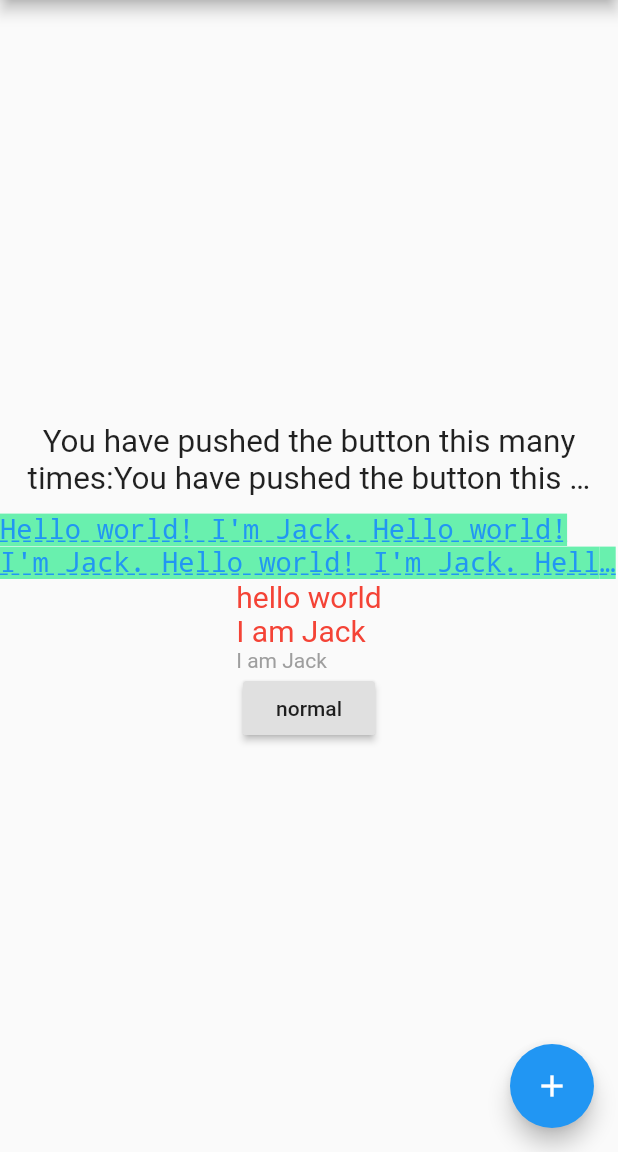
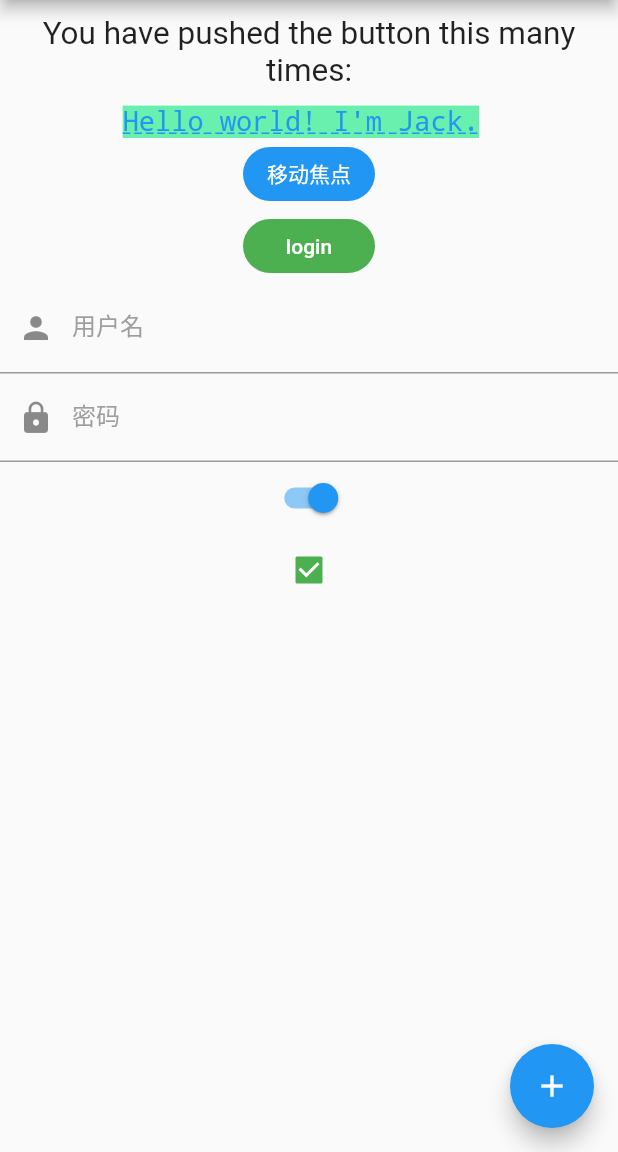
Before and after one commit to TakeEasyBoy/flutter-note, a Flutter app: the screen it shows after launch, on a phone screen of 412 x 824 dp, the part 84-1236 px from its top. Run offline on Flutter 3.47's test engine with Material 2 defaults, Android fonts, the phone set to English and light mode, and no system bars.

Commit message:
'输入框,表单;'

```diff
--- a/lib/main.dart
+++ b/lib/main.dart
@@ -1,5 +1,6 @@
 import 'package:flutter/material.dart';
-import'package:flutter/rendering.dart';
+import 'package:flutter/rendering.dart';
+import 'pages/login.dart';
 void main() => runApp(MyApp());
 
 class MyApp extends StatelessWidget {
@@ -9,9 +10,15 @@ class MyApp extends StatelessWidget {
       title: 'Flutter Demo',
       theme: new ThemeData(
         primarySwatch: Colors.blue,
+        hintColor: Colors.grey[200],
+        inputDecorationTheme: InputDecorationTheme(
+          labelStyle: TextStyle(color: Colors.grey),//定义label字体样式
+          hintStyle: TextStyle(color: Colors.grey, fontSize: 14.0)//定义提示文本样式
+        )
       ),
       routes: {
         'home': (context) => MyHomePage(),
+        'login': (context) => FormTestRoute(),
       },
       // 首页
       home: new MyHomePage(title: 'Flutter Demo Home Page'),
@@ -29,9 +36,23 @@ class MyHomePage extends StatefulWidget {
 
 class _MyHomePageState extends State<MyHomePage> {
   int _counter = 0;
-
+  String _item = '';
+  List<DropdownMenuItem> items = [
+    new DropdownMenuItem(value:'asdf',child: new Text('asdf')),
+    new DropdownMenuItem(value:'vvv ',child: new Text('bbb')),
+    new DropdownMenuItem(value:'vs',child: new Text('sdaa')),
+    new DropdownMenuItem(value:'1231',child: new Text('asd')),
+  ];
+  // 定义一个controller
+  TextEditingController _unameController=new TextEditingController();
+  TextEditingController _pnameController=new TextEditingController();
+  FocusNode focusNode1 = new FocusNode();
+  FocusNode focusNode2 = new FocusNode();
+  GlobalKey _formKey= new GlobalKey<FormState>();
+  FocusScopeNode focusScopeNode;
   void _incrementCounter() {
     // 状态的变化,通过build方法通知相应ui进行数据更新
+    print(items);
     setState(() {
       _counter++;
       print(_counter);
@@ -43,6 +64,21 @@ class _MyHomePageState extends State<MyHomePage> {
   //   });
   // }
   @override
+  void initState() {
+    //监听输入改变
+    _unameController.addListener((){
+      print(_unameController.text);
+    });
+    // 监听值的变化
+    _pnameController.addListener((){
+      print(_unameController.text);
+      print(_pnameController.text);
+    });
+    focusNode1.addListener((){
+      print(focusNode1.hasFocus);
+      print('focusNode1.hasFocus');
+    });
+  }
   Widget build(BuildContext context) {
     // scaffold包含导航栏,body以及其他浮动布局元素
     return new Scaffold(
@@ -53,19 +89,20 @@ class _MyHomePageState extends State<MyHomePage> {
       ),
       body: new Center(
         child: new Column(
-          mainAxisAlignment: MainAxisAlignment.center,
+          // 垂直水平居中
+          // mainAxisAlignment: MainAxisAlignment.center,
           children: <Widget>[
             Padding(
               padding: EdgeInsets.all(10),
               child:Text(
-                'You have pushed the button this many times:'*4,
+                'You have pushed the button this many times:',
                 maxLines: 2,
                 overflow: TextOverflow.ellipsis,
                 textScaleFactor: 1.5,
                 textAlign: TextAlign.center,
               ),
             ),
-            new Text("Hello world! I'm Jack. "*4,
+            new Text("Hello world! I'm Jack. ",
               maxLines: 2,
               overflow: TextOverflow.ellipsis,
               style: TextStyle(
@@ -78,31 +115,66 @@ class _MyHomePageState extends State<MyHomePage> {
                 decorationStyle: TextDecorationStyle.dashed
               ),
             ),
-            DefaultTextStyle(
-              //1.设置文本默认样式
-              style: TextStyle(
-                color:Colors.red,
-                fontSize: 20.0,
-              ),
-              textAlign: TextAlign.start,
-              child: Column(
-                crossAxisAlignment: CrossAxisAlignment.start,
-                children: <Widget>[
-                  Text("hello world"),
-                  Text("I am Jack"),
-                  Text("I am Jack",
-                    style: TextStyle(
-                      inherit: false, //2.不继承默认样式
-                      color: Colors.grey
-                    ),
-                  ),
-                ],
+            // Image.network(
+            //   "https://avatars2.githubusercontent.com/u/20411648?s=460&v=4",
+            //   width: 100.0,
+            //   // color: Colors.green,
+            //   // colorBlendMode: BlendMode.difference,
+            // ),
+            // RaisedButton(
+            //   child: Text("normal"),
+            //   onPressed: () => print('hahahah'),
+            // ),
+            // 自定义按钮
+            FlatButton(
+              color: Colors.blue,
+              highlightColor: Colors.blue[700],
+              colorBrightness: Brightness.dark,
+              splashColor: Colors.grey,
+              // 作为显示按钮内容的child
+              child: Text("移动焦点"),
+              shape:RoundedRectangleBorder(borderRadius: BorderRadius.circular(20.0)),
+              onPressed: () {
+                if(null == focusScopeNode){
+                  focusScopeNode = FocusScope.of(context);
+                }
+                focusScopeNode.requestFocus(focusNode2);
+              },
+            ),
+            // 自定义按钮
+            FlatButton(
+              color: Colors.green,
+              highlightColor: Colors.green[700],
+              colorBrightness: Brightness.dark,
+              splashColor: Colors.grey,
+              // 作为显示按钮内容的child
+              child: Text("login"),
+              shape:RoundedRectangleBorder(borderRadius: BorderRadius.circular(20.0)),
+              onPressed: ()=> Navigator.pushNamed(context, "login")
+              ,
+            ),
+            TextField(
+              focusNode: focusNode1,
+              controller: _unameController,
+              decoration: InputDecoration(
+                  labelText: "用户名",
+                  hintText: "用户名或邮箱",
+                  prefixIcon: Icon(Icons.person)
               ),
             ),
-            RaisedButton(
-              child: Text("normal"),
-              onPressed: () => {},
-            )
+            TextField(
+              controller: _pnameController,
+              focusNode: focusNode2,
+              decoration: InputDecoration(
+                  labelText: "密码",
+                  hintText: "您的登录密码",
+                  hintStyle: TextStyle(color: Colors.grey, fontSize: 13.0),
+                  prefixIcon: Icon(Icons.lock)
+              ),
+              // 是否启用密文
+              obscureText: true,
+            ),
+            new SwitchAndCheckBoxTestRoute(),
           ],
         ),
       ),
@@ -114,3 +186,38 @@ class _MyHomePageState extends State<MyHomePage> {
     );
   }
 }
+// 创建了一个check box和一个switch开关
+class SwitchAndCheckBoxTestRoute extends StatefulWidget {
+  @override
+  _SwitchAndCheckBoxTestRouteState createState() => new _SwitchAndCheckBoxTestRouteState();
+}
+
+class _SwitchAndCheckBoxTestRouteState extends State<SwitchAndCheckBoxTestRoute> {
+  bool _switchSelected=true; //维护单选开关状态
+  bool _checkboxSelected=true;//维护复选框状态
+  @override
+  Widget build(BuildContext context) {
+    return Column(
+      children: <Widget>[
+        Switch(
+          value: _switchSelected,//当前状态
+          onChanged:(value){
+            //重新构建页面
+            setState(() {
+              _switchSelected=value;
+            });
+          },
+        ),
+        Checkbox(
+          value: _checkboxSelected,
+          activeColor: Colors.green, //选中时的颜色
+          onChanged:(value){
+            setState(() {
+              _checkboxSelected=value;
+            });
+          } ,
+        )
+      ],
+    );
+  }
+}
```
Also changed, not shown: lib/pages/login.dart (added, +99 -0 lines).
